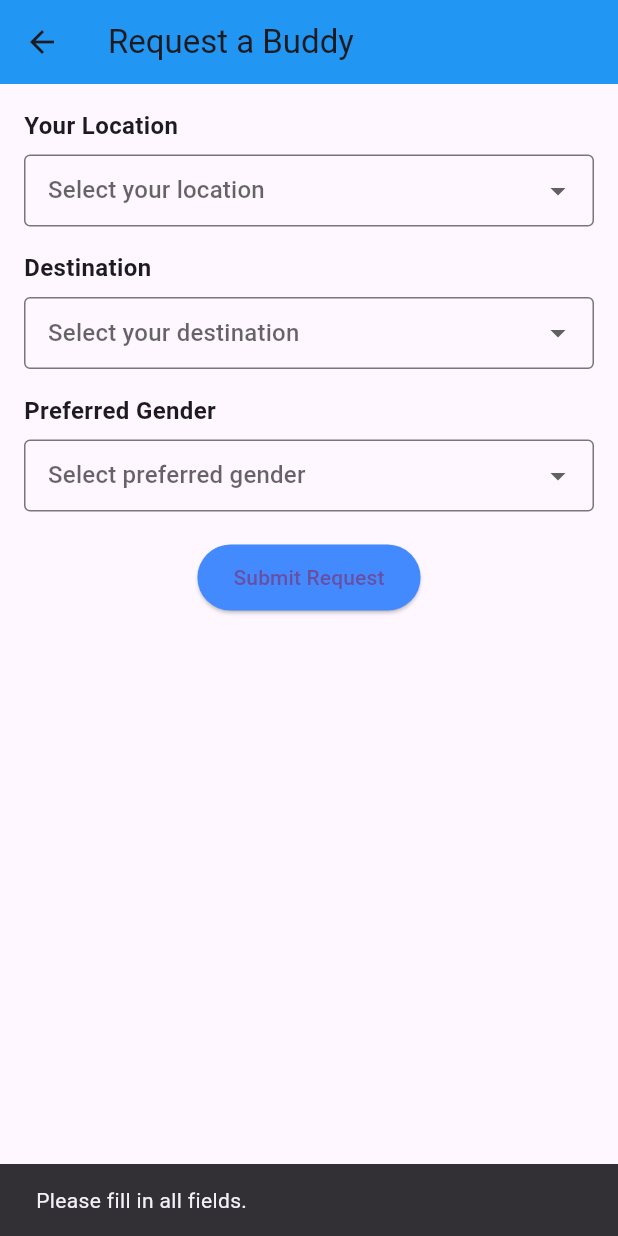
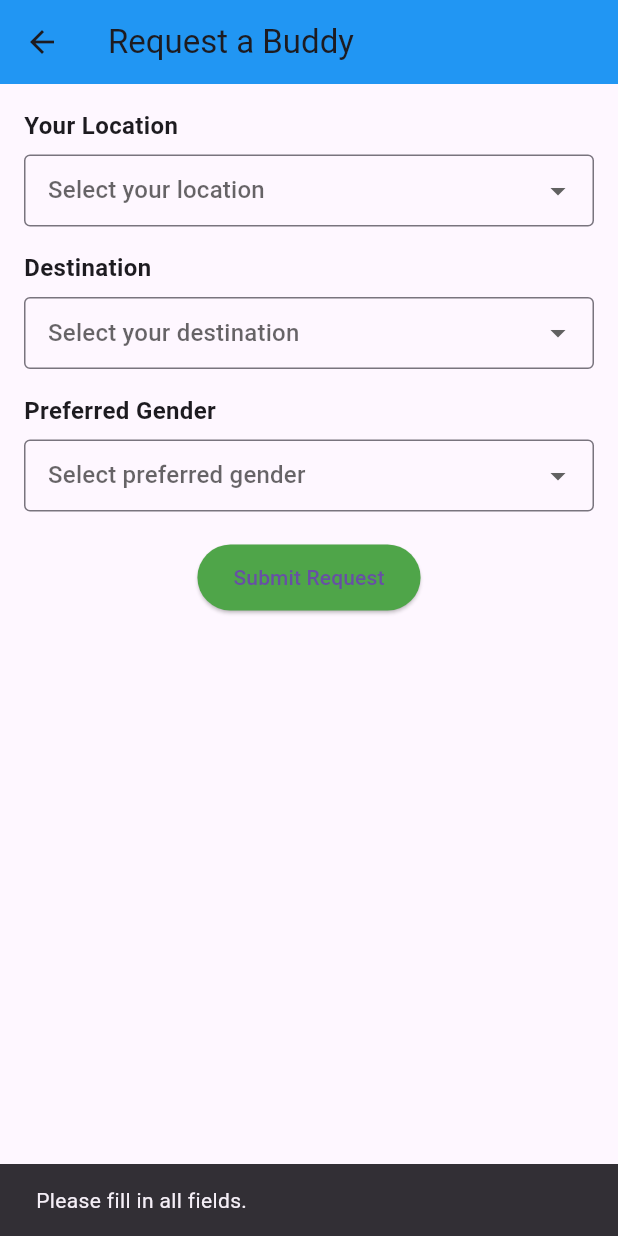
Before and after one commit to Drews-World/safelinkgsu, a Flutter app: the BuddyRequestScreen screen opened by its route, after a tap on "Submit Request", on a phone screen of 412 x 824 dp. Run offline on Flutter 3.47's test engine with Material 3 defaults, Android fonts, the phone set to English and light mode, and no system bars; our stand-ins replace cloud_firestore, firebase_core, geolocator; accounts and stored records are empty.

Commit message:
back-end working.

```diff
--- a/lib/screens/buddy_request_screen.dart
+++ b/lib/screens/buddy_request_screen.dart
@@ -1,4 +1,5 @@
 import 'package:flutter/material.dart';
+import '../services/buddy_service.dart';
 
 class BuddyRequestScreen extends StatefulWidget {
   const BuddyRequestScreen({super.key});
@@ -32,18 +33,32 @@ class _BuddyRequestScreenState extends State<BuddyRequestScreen> {
     'Any',
   ];
 
-  void _submitRequest() {
+  final BuddyService _buddyService = BuddyService(); // Service instance
+
+  // Submit the buddy request
+  Future<void> _submitRequest() async {
     if (_selectedLocation != null &&
         _selectedDestination != null &&
         _selectedGender != null) {
-      ScaffoldMessenger.of(context).showSnackBar(
-        SnackBar(
-          content: Text(
-              'Buddy request submitted! Location: $_selectedLocation, Destination: $_selectedDestination, Gender: $_selectedGender'),
-        ),
-      );
+      try {
+        await _buddyService.addBuddyRequest(
+          requesterId: 'user123', // Replace with the actual user ID
+          requesterName: 'John Doe', // Replace with the actual user name
+          location: _selectedLocation!,
+          destination: _selectedDestination!,
+          genderPreference: _selectedGender!,
+        );
 
-      Navigator.pop(context);
+        ScaffoldMessenger.of(context).showSnackBar(
+          const SnackBar(content: Text('Buddy request submitted successfully!')),
+        );
+
+        Navigator.pop(context);
+      } catch (e) {
+        ScaffoldMessenger.of(context).showSnackBar(
+          SnackBar(content: Text('Failed to submit buddy request: $e')),
+        );
+      }
     } else {
       ScaffoldMessenger.of(context).showSnackBar(
         const SnackBar(content: Text('Please fill in all fields.')),
@@ -142,7 +157,7 @@ class _BuddyRequestScreenState extends State<BuddyRequestScreen> {
             Center(
               child: ElevatedButton(
                 style: ElevatedButton.styleFrom(
-                  backgroundColor: Colors.blueAccent,
+                  backgroundColor: const Color.fromARGB(255, 79, 165, 73),
                   padding: const EdgeInsets.symmetric(horizontal: 24, vertical: 12),
                 ),
                 onPressed: _submitRequest,
--- a/pubspec.yaml
+++ b/pubspec.yaml
@@ -34,6 +34,9 @@ dependencies:
   geolocator: ^13.0.2     # For live GPS tracking
   google_maps_flutter: ^2.10.0  # For displaying maps
   flutter_local_notifications: ^18.0.1 # For notifications
+  firebase_core: ^3.8.0
+  cloud_firestore: ^5.5.0
+  firebase_auth: ^5.3.3
 
 
   # The following adds the Cupertino Icons font to your application.
```
Also changed, not shown: lib/main.dart (+8 -1 lines), lib/screens/buddy_screen.dart (+28 -17 lines), lib/services/buddy_service.dart (added, +50 -0 lines), firebase.json (added), lib/firebase_options.dart (added), pubspec.lock, 12 other files.
